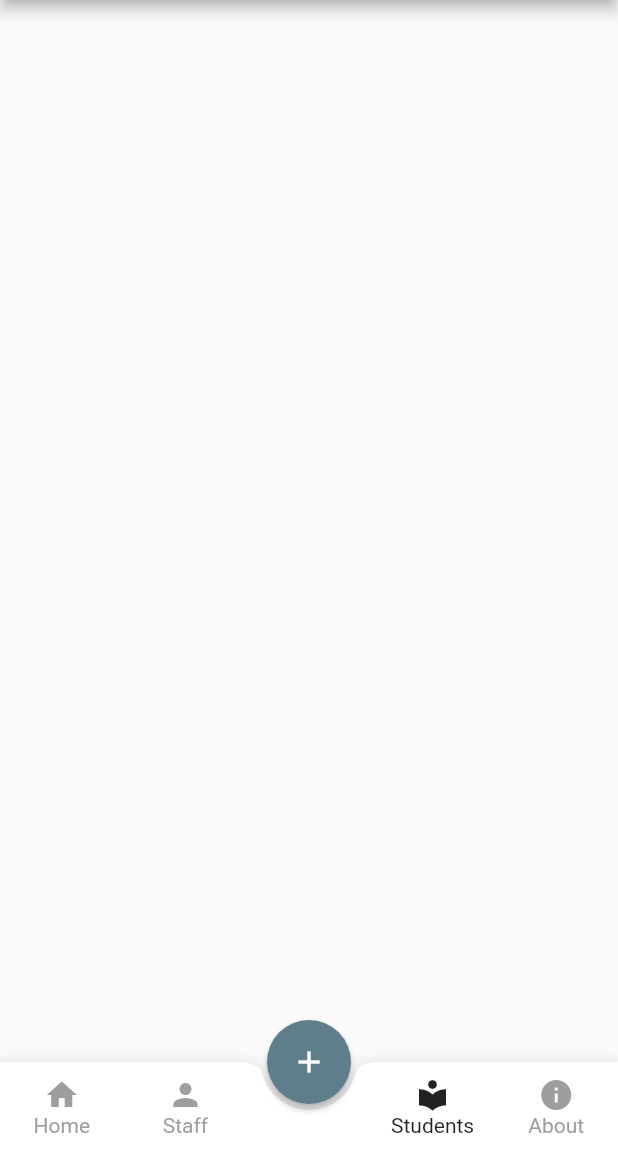
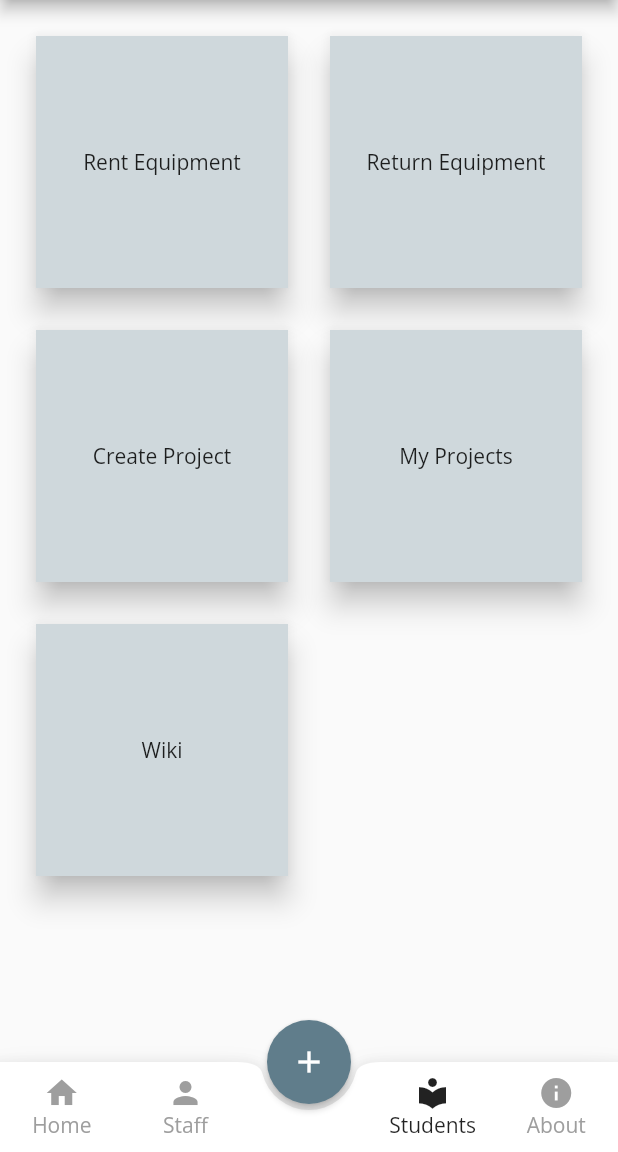
Before and after one commit to viniciusbenite/makerlab2020, a Flutter app: the screen it shows after launch, item 3 of the bottom bar chosen, on a phone screen of 412 x 824 dp, the part 84-1236 px from its top. Run offline on Flutter 3.47's test engine with Material 2 defaults, Android fonts, the light colour scheme and no system bars; our stand-ins replace google_fonts.

Commit message:
add students cards

```diff
--- a/makerlab/lib/main.dart
+++ b/makerlab/lib/main.dart
@@ -1,7 +1,7 @@
 import 'package:flutter/material.dart';
+import 'package:google_fonts/google_fonts.dart';
 import 'package:makerlab/screens/aboutDetails.dart';
 import 'package:makerlab/screens/students.dart';
-import 'package:makerlab/utils/src.dart';
 import 'package:makerlab/widgets/fab.dart';
 
 import 'screens/about.dart';
@@ -18,6 +18,9 @@ class MyApp extends StatelessWidget {
       theme: ThemeData(
         primarySwatch: Colors.blueGrey,
         visualDensity: VisualDensity.adaptivePlatformDensity,
+        textTheme: GoogleFonts.openSansTextTheme(
+          Theme.of(context).textTheme
+        )
       ),
       home: MyHomePage(title: 'DETI MakerLab'),
       routes: {
--- a/makerlab/lib/screens/students.dart
+++ b/makerlab/lib/screens/students.dart
@@ -5,14 +5,71 @@ class Student extends StatefulWidget {
   State<StatefulWidget> createState() {
     return _StudentState();
   }
-
 }
 
 class _StudentState extends State<Student> {
   @override
   Widget build(BuildContext context) {
-    // TODO: implement build
-    return Center();
+    return Center(
+      child: GridView.count(
+        primary: true,
+        padding: const EdgeInsets.all(20),
+        crossAxisSpacing: 20,
+        mainAxisSpacing: 20,
+        crossAxisCount: 2,
+        children: <Widget>[
+          Card(
+            elevation: 8.0,
+            child: Container(
+              padding: const EdgeInsets.all(8),
+              child: Center(
+                child: Text('Rent Equipment'),
+              ),
+              color: Theme.of(context).primaryColorLight,
+            ),
+          ),
+          Card(
+            elevation: 8.0,
+            child: Container(
+              padding: const EdgeInsets.all(8),
+              child: Center(
+                child: Text('Return Equipment'),
+              ),
+              color: Theme.of(context).primaryColorLight,
+            ),
+          ),
+          Card(
+            elevation: 8.0,
+            child: Container(
+              padding: const EdgeInsets.all(8),
+              child: Center(
+                child: Text('Create Project'),
+              ),
+              color: Theme.of(context).primaryColorLight,
+            ),
+          ),
+          Card(
+            elevation: 8.0,
+            child: Container(
+              padding: const EdgeInsets.all(8),
+              child: Center(
+                child: Text('My Projects'),
+              ),
+              color: Theme.of(context).primaryColorLight,
+            ),
+          ),
+          Card(
+            elevation: 8.0,
+            child: Container(
+              padding: const EdgeInsets.all(8),
+              child: Center(
+                child: Text('Wiki'),
+              ),
+              color: Theme.of(context).primaryColorLight,
+            ),
+          ),
+        ],
+      ),
+    );
   }
-
 }
--- a/makerlab/pubspec.yaml
+++ b/makerlab/pubspec.yaml
@@ -24,6 +24,7 @@ dependencies:
   flutter:
     sdk: flutter
   url_launcher: ^5.4.10
+  google_fonts: ^1.0.0
 
 
   # The following adds the Cupertino Icons font to your application.
```
Also changed, not shown: makerlab/pubspec.lock.
